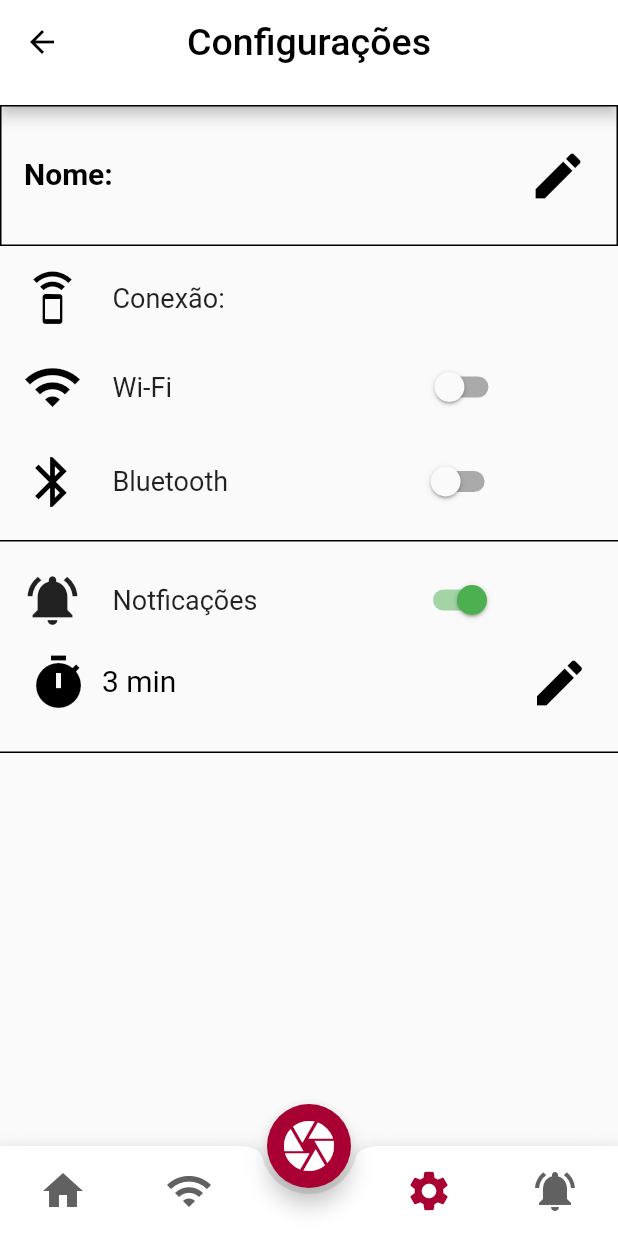
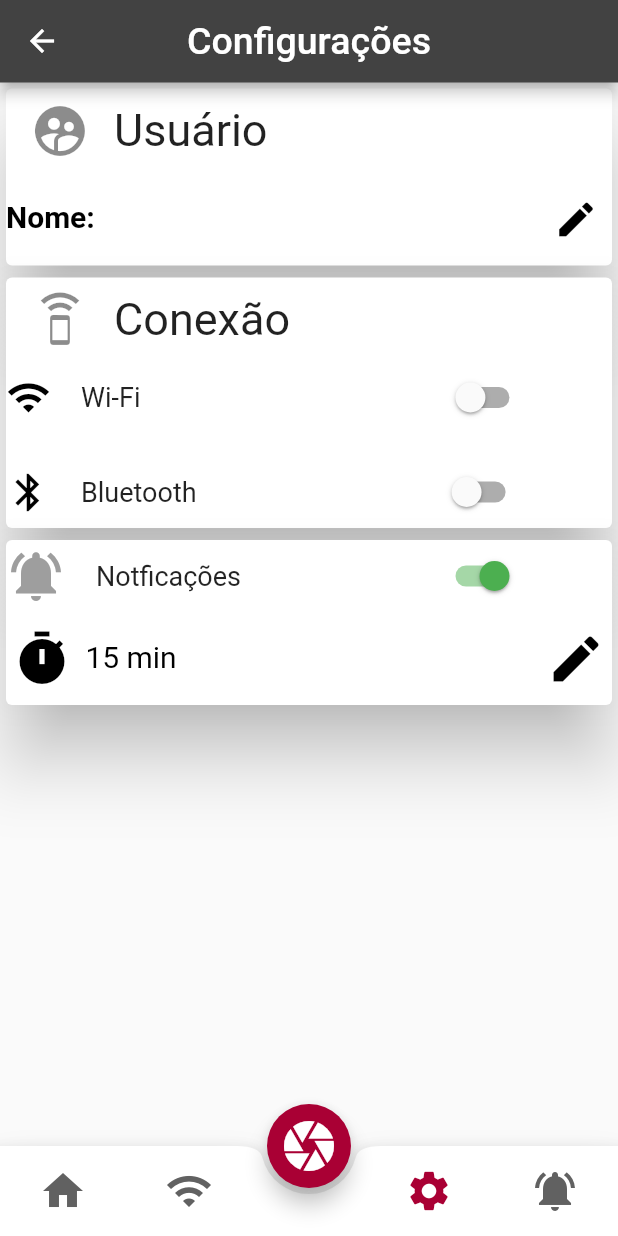
Before and after one commit to SmartMeat-UnB/smartmeat, a Flutter app: the Settings screen opened by its route, on a phone screen of 412 x 824 dp. Run offline on Flutter 3.47's test engine with Material 2 defaults, Android fonts, the phone set to English and light mode, and no system bars; our stand-ins replace auto_size_text, flutter_local_notifications, flutter_xlider, image_cropper, image_picker, shared_preferences; missing offline and left inert: adhara_socket_io, system_setting; accounts and stored records are empty.

Commit message:
Mudando imagem da tela de wifi e colocando cards na tela de configurações

```diff
--- a/lib/screens/crop.dart
+++ b/lib/screens/crop.dart
@@ -129,8 +129,28 @@ class _CropImageState extends State<CropImage> {
                   ButtonBar(
                     alignment: MainAxisAlignment.spaceEvenly,
                     children: <Widget>[
-                      //imageCropped != null
-                          new ButtonTheme(
+                     imageCropped != null
+                        ? ButtonTheme(
+                              minWidth: 150.0,
+                              height: 50.0,
+                              child: RaisedButton(
+                                shape: RoundedRectangleBorder(
+                                    borderRadius:
+                                        new BorderRadius.circular(30.0)),
+                                color: Colors.green,
+                                child: Text(
+                                  'Enviar',
+                                  style: TextStyle(
+                                      color: Colors.white, fontSize: 20),
+                                ),
+                                onPressed: () {
+                                  Navigator.of(context).push(MaterialPageRoute(
+                                      builder: (context) => ResultIA(
+                                          widget.imageFile, recipesData())));
+                                },
+                              ),
+                     )
+                      : ButtonTheme(
                               minWidth: 150.0,
                               height: 50.0,
                               child: RaisedButton(
@@ -156,50 +176,9 @@ class _CropImageState extends State<CropImage> {
                                   _cropImage(widget.imageFile);
                                 },
                               ),
-                            ),
+                           )
+                    ],
 
-                          new ButtonTheme(
-                              minWidth: 150.0,
-                              height: 50.0,
-                              child: RaisedButton(
-                                shape: RoundedRectangleBorder(
-                                    borderRadius:
-                                        new BorderRadius.circular(30.0)),
-                                color: Colors.green,
-                                child: Text(
-                                  'Receitas',
-                                  style: TextStyle(
-                                      color: Colors.white, fontSize: 20),
-                                ),
-                                onPressed: () {
-                                  Navigator.of(context).push(MaterialPageRoute(
-                                      builder: (context) => ResultIA(
-                                          widget.imageFile, recipesData())));
-                                },
-                              ),
-                            ),
-
-                          // new ButtonTheme(
-                          //     minWidth: 150.0,
-                          //     height: 50.0,
-                          //     child: RaisedButton(
-                          //       shape: RoundedRectangleBorder(
-                          //           borderRadius:
-                          //               new BorderRadius.circular(30.0)),
-                          //       color: Colors.green,
-                          //       child: Text(
-                          //         'Buscar Receitas',
-                          //         style: TextStyle(
-                          //             color: Colors.white, fontSize: 20),
-                          //       ),
-                          //       onPressed: () {
-                          //         Navigator.of(context).push(MaterialPageRoute(
-                          //             builder: (context) => ResultIA(
-                          //                 widget.imageFile, recipesData())));
-                          //       },
-                          //     ),
-                          //   ),
-                    ],
                   ),
                 ],
               ),
--- a/lib/screens/settings.dart
+++ b/lib/screens/settings.dart
@@ -67,33 +67,33 @@ class _SettingsState extends State<Settings> {
         appBar: PreferredSize(
           child: AppBar(
             title: Text('Configurações',
-                style: TextStyle(color: Colors.black, fontSize: 25)),
+                style: TextStyle(color: Colors.white, fontSize: 25)),
             centerTitle: true,
-            backgroundColor: Colors.white,
+            backgroundColor: Colors.grey[800],
             leading: IconButton(
               icon: Icon(
                 Icons.arrow_back,
-                color: Colors.black,
+                color: Colors.white,
               ),
               onPressed: () {
                 Navigator.pop(context);
               },
             ),
           ),
-          preferredSize: Size.fromHeight(70.0),
+          preferredSize: Size.fromHeight(55.0),
         ),
-        body: Container(
-          child: Container(
+        body: new Container(
+          child: new Column(
+            children: <Widget>[
+              new Card(
+               elevation: 20,
            child: Column(
+            mainAxisSize: MainAxisSize.min,
             children: <Widget>[
-                Container(
-                  padding: EdgeInsets.symmetric(horizontal: 15.0, vertical: 15),
-                  decoration:
-                      BoxDecoration(border: Border.all(color: Colors.black)),
-                  child: Column(
-                    mainAxisAlignment: MainAxisAlignment.start,
-                    crossAxisAlignment: CrossAxisAlignment.start,
-                    children: <Widget>[
+              const ListTile(
+                leading: Icon(Icons.supervised_user_circle, size: 40),
+                  title: Text('Usuário', style: TextStyle(fontSize: 30),),
+              ),
                       TextField(
                         onChanged: (text) {
                           _doSomething(text);
@@ -101,7 +101,7 @@ class _SettingsState extends State<Settings> {
                         decoration: InputDecoration(
                           suffixIcon: Icon(
                             Icons.edit,
-                            size: 40,
+                            size: 30,
                             color: Colors.black,
                           ),
                           border: InputBorder.none,
@@ -118,34 +118,19 @@ class _SettingsState extends State<Settings> {
                     ],
            ),
         ),
-                Container(
-                  padding: EdgeInsets.symmetric(horizontal: 15.0, vertical: 15),
-                  decoration: BoxDecoration(
-                      border: Border(
-                    bottom: BorderSide(color: Colors.black),
-                  )),
+         new Card(
+           elevation: 20,
            child: Column(
-                    mainAxisAlignment: MainAxisAlignment.start,
-                    crossAxisAlignment: CrossAxisAlignment.start,
+            mainAxisSize: MainAxisSize.min,
             children: <Widget>[
-                      Row(children: <Widget>[
-                        Icon(
-                          Icons.speaker_phone,
-                          size: 40,
-                          color: Colors.black,
-                        ),
-                        SizedBox(
-                          width: 20,
-                        ),
-                        Text("Conexão:", style: TextStyle(fontSize: 18)),
-                      ]),
-                      SizedBox(
-                        height: 15,
+              const ListTile(
+                leading: Icon(Icons.speaker_phone, size: 40),
+                  title: Text('Conexão', style: TextStyle(fontSize: 30),),
               ),
                       Row(children: <Widget>[
                         Icon(
                           Icons.wifi,
-                          size: 40,
+                          size: 30,
                           color: Colors.black,
                         ),
                         SizedBox(
@@ -153,7 +138,7 @@ class _SettingsState extends State<Settings> {
                         ),
                         Text("Wi-Fi", style: TextStyle(fontSize: 18)),
                         SizedBox(
-                          width: 165,
+                          width: 200,
                         ),
                         Switch(
                           onChanged: (bool value) {
@@ -171,7 +156,7 @@ class _SettingsState extends State<Settings> {
                       Row(children: <Widget>[
                         Icon(
                           Icons.bluetooth,
-                          size: 40,
+                          size: 30,
                           color: Colors.black,
                         ),
                         SizedBox(
@@ -179,7 +164,7 @@ class _SettingsState extends State<Settings> {
                         ),
                         Text("Bluetooth", style: TextStyle(fontSize: 18)),
                         SizedBox(
-                          width: 125,
+                          width: 160,
                         ),
                         Switch(
                           onChanged: (bool value) {
@@ -194,28 +179,23 @@ class _SettingsState extends State<Settings> {
                     ],
                   ),
                 ),
-                Container(
-                  padding: EdgeInsets.symmetric(horizontal: 15.0, vertical: 15),
-                  decoration: BoxDecoration(
-                      border: Border(
-                    bottom: BorderSide(color: Colors.black),
-                  )),
+                new Card(
+                  elevation: 20,
            child: Column(
-                    mainAxisAlignment: MainAxisAlignment.start,
-                    crossAxisAlignment: CrossAxisAlignment.start,
+            mainAxisSize: MainAxisSize.min,
             children: <Widget>[
                   Row(children: <Widget>[
                         Icon(
                           Icons.notifications_active,
                           size: 40,
-                          // color: Colors.black,
+                          color: Colors.grey[500],
                         ),
                         SizedBox(
                           width: 20,
                         ),
                         Text("Notficações", style: TextStyle(fontSize: 18)),
                         SizedBox(
-                          width: 104,
+                          width: 130,
                         ),
                          Switch(
                           onChanged: (bool value) {
@@ -226,8 +206,8 @@ class _SettingsState extends State<Settings> {
                         ),
                       ]),
                       TextField(
-                        onChanged: (tempo) {
-                          _alterarTempo(int.parse(tempo));
+                        onChanged: (text) {
+                          _doSomething(text);
                         },
                         decoration: InputDecoration(
                           prefixIcon: Icon(
@@ -241,7 +221,7 @@ class _SettingsState extends State<Settings> {
                             color: Colors.black,
                           ),
                           border: InputBorder.none,
-                          labelText: " $_tempo min",
+                          labelText: " 15 min",
                           labelStyle: TextStyle(
                             height: 0,
                             fontSize: 20,
@@ -255,10 +235,13 @@ class _SettingsState extends State<Settings> {
                     ],
            ),
         ),
-        ),
         bottomNavigationBar: BottomApp(),
         floatingActionButton: FloatButton(),
         floatingActionButtonLocation:
-            FloatingActionButtonLocation.centerDocked);
+        FloatingActionButtonLocation.centerDocked
+        );
+
+
+
   }
 }
--- a/lib/screens/tutorialWifi.dart
+++ b/lib/screens/tutorialWifi.dart
@@ -35,7 +35,7 @@ class _TutorialWifiState extends State<TutorialWifi> {
               SizedBox(height: _height * 0.04),
               Expanded(
                 child: Image.asset(
-                  "images/mobilewifi.png",
+                  "images/phonewifi.png",
                   fit: BoxFit.cover,
                   height: 190.0,
                   alignment: Alignment.topCenter,
@@ -54,7 +54,7 @@ class _TutorialWifiState extends State<TutorialWifi> {
                   mainAxisAlignment: MainAxisAlignment.spaceEvenly,
                   children: <Widget>[
                      RawMaterialButton(
-                    fillColor: Colors.black54,
+                    fillColor: Colors.black87,
                     splashColor: Colors.greenAccent,
                     child: Padding(
                       padding: EdgeInsets.all(20.0),
@@ -85,7 +85,7 @@ class _TutorialWifiState extends State<TutorialWifi> {
                     shape: const StadiumBorder(),
                   ),
                      RawMaterialButton(
-                    fillColor: Colors.black54,
+                    fillColor: Colors.black87,
                     splashColor: Colors.greenAccent,
                     child: Padding(
                       padding: EdgeInsets.all(20.0),
--- a/pubspec.yaml
+++ b/pubspec.yaml
@@ -14,7 +14,7 @@ description: A new Flutter project.
 version: 1.0.0+1
 
 environment:
-  sdk: ">=2.1.0 <3.0.0"
+  sdk: ">=2.2.0 <3.0.0"
 
 dependencies:
   flutter:
@@ -71,7 +71,7 @@ flutter:
    - images/bbq.png
    - images/espeto.png
    - images/quadrado.png
-   - images/mobilewifi.png
+   - images/phonewifi.png
 
   # assets:
   #  - images/a_dot_burr.jpeg
```
Also changed, not shown: images/phonewifi.png (added). Lines whose indentation alone changed are shown as unchanged.
